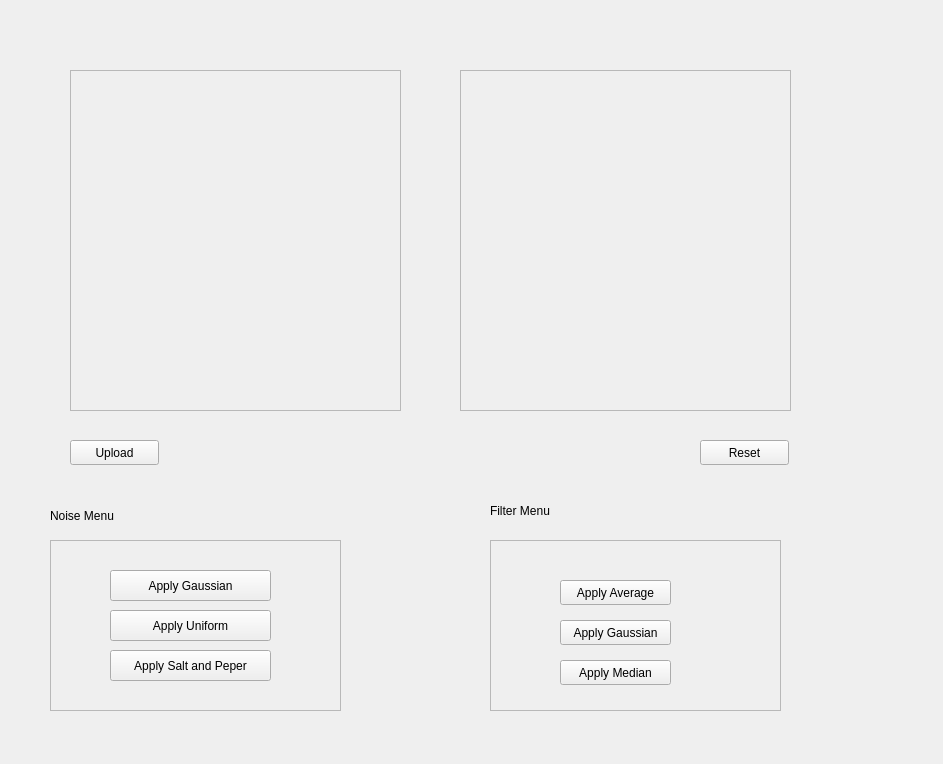
Old version of the form Task1/UI/filterswidget.ui in the repository SBME2025-ComputerVision/Task1_CV_CPP.
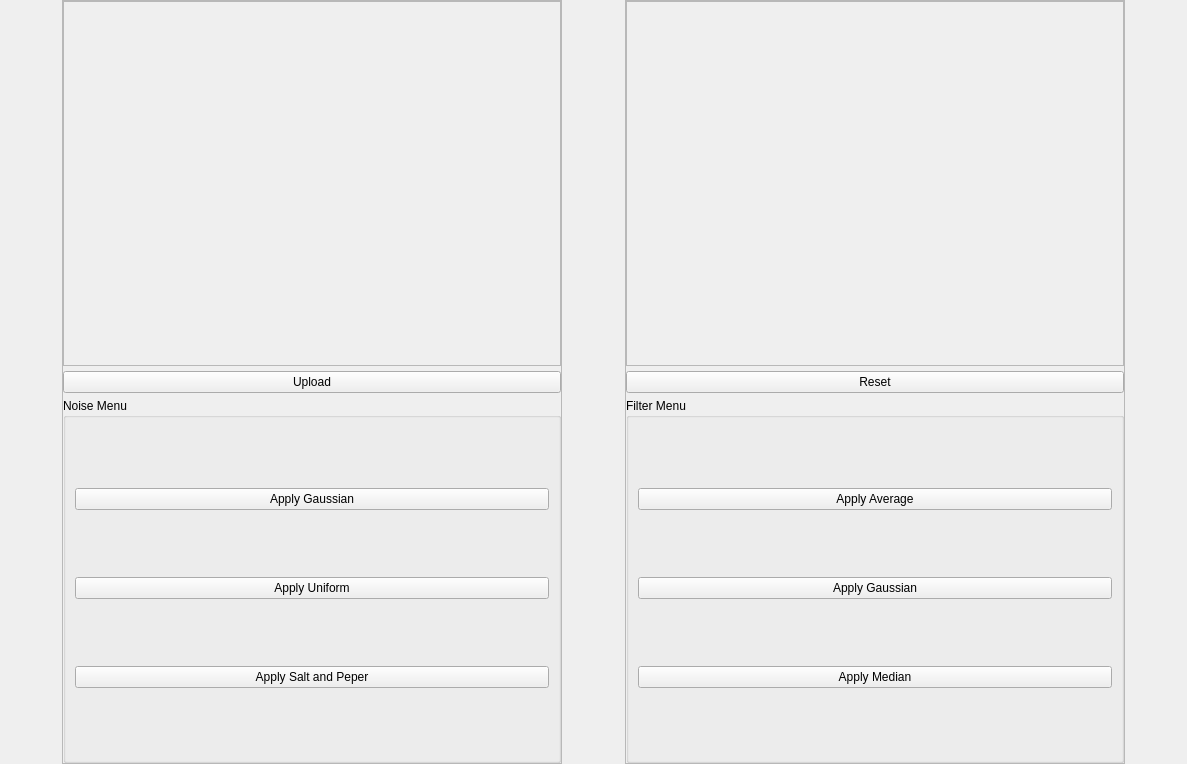
New version of the form.

Commit message: Working on grey image

What changed in the file:
```diff
--- a/Task1/UI/filterswidget.ui
+++ b/Task1/UI/filterswidget.ui
@@ -6,147 +6,151 @@
    <rect>
     <x>0</x>
     <y>0</y>
-    <width>943</width>
+    <width>1187</width>
     <height>764</height>
    </rect>
   </property>
   <property name="windowTitle">
    <string>Form</string>
   </property>
+  <layout class="QHBoxLayout" name="horizontalLayout">
+   <property name="spacing">
+    <number>0</number>
+   </property>
+   <property name="leftMargin">
+    <number>0</number>
+   </property>
+   <property name="topMargin">
+    <number>0</number>
+   </property>
+   <property name="rightMargin">
+    <number>0</number>
+   </property>
+   <property name="bottomMargin">
+    <number>0</number>
+   </property>
+   <item>
+    <spacer name="horizontalSpacer">
+     <property name="orientation">
+      <enum>Qt::Horizontal</enum>
+     </property>
+     <property name="sizeHint" stdset="0">
+      <size>
+       <width>40</width>
+       <height>20</height>
+      </size>
+     </property>
+    </spacer>
+   </item>
+   <item>
+    <widget class="QFrame" name="frame_3">
+     <property name="minimumSize">
+      <size>
+       <width>500</width>
+       <height>0</height>
+      </size>
+     </property>
+     <property name="frameShape">
+      <enum>QFrame::StyledPanel</enum>
+     </property>
+     <property name="frameShadow">
+      <enum>QFrame::Raised</enum>
+     </property>
+     <layout class="QVBoxLayout" name="verticalLayout_6">
+      <property name="spacing">
+       <number>5</number>
+      </property>
+      <property name="leftMargin">
+       <number>0</number>
+      </property>
+      <property name="topMargin">
+       <number>0</number>
+      </property>
+      <property name="rightMargin">
+       <number>0</number>
+      </property>
+      <property name="bottomMargin">
+       <number>0</number>
+      </property>
+      <item>
   <widget class="QFrame" name="frame">
-   <property name="geometry">
-    <rect>
-     <x>70</x>
-     <y>70</y>
-     <width>331</width>
-     <height>341</height>
-    </rect>
-   </property>
    <property name="frameShape">
     <enum>QFrame::StyledPanel</enum>
    </property>
    <property name="frameShadow">
     <enum>QFrame::Raised</enum>
    </property>
+        <layout class="QVBoxLayout" name="verticalLayout">
+         <item>
    <widget class="QLabel" name="imageOriginal">
-    <property name="geometry">
-     <rect>
-      <x>10</x>
-      <y>10</y>
-      <width>301</width>
-      <height>321</height>
-     </rect>
-    </property>
     <property name="text">
      <string/>
     </property>
    </widget>
-  </widget>
-  <widget class="QFrame" name="frame_2">
-   <property name="geometry">
-    <rect>
-     <x>460</x>
-     <y>70</y>
-     <width>331</width>
-     <height>341</height>
-    </rect>
-   </property>
-   <property name="frameShape">
-    <enum>QFrame::StyledPanel</enum>
-   </property>
-   <property name="frameShadow">
-    <enum>QFrame::Raised</enum>
-   </property>
-   <widget class="QLabel" name="imageFiltered">
-    <property name="geometry">
-     <rect>
-      <x>20</x>
-      <y>20</y>
-      <width>301</width>
-      <height>311</height>
-     </rect>
-    </property>
-    <property name="text">
-     <string/>
-    </property>
-   </widget>
-  </widget>
+         </item>
+        </layout>
+       </widget>
+      </item>
+      <item>
   <widget class="QPushButton" name="uploadImgBtn">
-   <property name="geometry">
-    <rect>
-     <x>70</x>
-     <y>440</y>
-     <width>89</width>
-     <height>25</height>
-    </rect>
-   </property>
    <property name="text">
     <string>Upload</string>
    </property>
   </widget>
-  <widget class="QFrame" name="frame_3">
-   <property name="geometry">
-    <rect>
-     <x>50</x>
-     <y>540</y>
-     <width>291</width>
-     <height>171</height>
-    </rect>
-   </property>
-   <property name="frameShape">
-    <enum>QFrame::StyledPanel</enum>
-   </property>
-   <property name="frameShadow">
-    <enum>QFrame::Raised</enum>
-   </property>
+      </item>
+      <item>
+       <widget class="QGroupBox" name="noiseMenu">
+        <property name="title">
+         <string>Noise Menu</string>
+        </property>
+        <layout class="QVBoxLayout" name="verticalLayout_5">
+         <item>
    <widget class="QPushButton" name="apply_gaussian_noise">
-    <property name="geometry">
-     <rect>
-      <x>60</x>
-      <y>30</y>
-      <width>161</width>
-      <height>31</height>
-     </rect>
-    </property>
     <property name="text">
      <string>Apply Gaussian</string>
     </property>
    </widget>
+         </item>
+         <item>
    <widget class="QPushButton" name="apply_uniform_noise">
-    <property name="geometry">
-     <rect>
-      <x>60</x>
-      <y>70</y>
-      <width>161</width>
-      <height>31</height>
-     </rect>
-    </property>
     <property name="text">
      <string>Apply Uniform</string>
     </property>
    </widget>
+         </item>
+         <item>
    <widget class="QPushButton" name="apply_saltpeper_noise">
-    <property name="geometry">
-     <rect>
-      <x>60</x>
-      <y>110</y>
-      <width>161</width>
-      <height>31</height>
-     </rect>
-    </property>
     <property name="text">
      <string>Apply Salt and Peper</string>
     </property>
    </widget>
-  </widget>
+         </item>
+        </layout>
+       </widget>
+      </item>
+     </layout>
+    </widget>
+   </item>
+   <item>
+    <spacer name="horizontalSpacer_3">
+     <property name="orientation">
+      <enum>Qt::Horizontal</enum>
+     </property>
+     <property name="sizeHint" stdset="0">
+      <size>
+       <width>40</width>
+       <height>20</height>
+      </size>
+     </property>
+    </spacer>
+   </item>
+   <item>
   <widget class="QFrame" name="frame_4">
-   <property name="geometry">
-    <rect>
-     <x>490</x>
-     <y>540</y>
-     <width>291</width>
-     <height>171</height>
-    </rect>
+     <property name="minimumSize">
+      <size>
+       <width>500</width>
+       <height>0</height>
+      </size>
    </property>
    <property name="frameShape">
     <enum>QFrame::StyledPanel</enum>
@@ -154,85 +158,95 @@
    <property name="frameShadow">
     <enum>QFrame::Raised</enum>
    </property>
+     <layout class="QVBoxLayout" name="verticalLayout_4">
+      <property name="spacing">
+       <number>5</number>
+      </property>
+      <property name="leftMargin">
+       <number>0</number>
+      </property>
+      <property name="topMargin">
+       <number>0</number>
+      </property>
+      <property name="rightMargin">
+       <number>0</number>
+      </property>
+      <property name="bottomMargin">
+       <number>0</number>
+      </property>
+      <item>
+       <widget class="QFrame" name="frame_2">
+        <property name="frameShape">
+         <enum>QFrame::StyledPanel</enum>
+        </property>
+        <property name="frameShadow">
+         <enum>QFrame::Raised</enum>
+        </property>
+        <layout class="QVBoxLayout" name="verticalLayout_2">
+         <item>
+          <widget class="QLabel" name="imageFiltered">
+           <property name="text">
+            <string/>
+           </property>
+          </widget>
+         </item>
+        </layout>
+       </widget>
+      </item>
+      <item>
+       <widget class="QPushButton" name="resetFilterBtn">
+        <property name="text">
+         <string>Reset</string>
+        </property>
+       </widget>
+      </item>
+      <item>
+       <widget class="QGroupBox" name="filterMenu">
+        <property name="title">
+         <string>Filter Menu</string>
+        </property>
+        <layout class="QVBoxLayout" name="verticalLayout_3">
+         <item>
    <widget class="QPushButton" name="apply_avg_filter">
-    <property name="geometry">
-     <rect>
-      <x>70</x>
-      <y>40</y>
-      <width>111</width>
-      <height>25</height>
-     </rect>
-    </property>
     <property name="text">
      <string>Apply Average</string>
     </property>
    </widget>
+         </item>
+         <item>
    <widget class="QPushButton" name="apply_gaussian_filter">
-    <property name="geometry">
-     <rect>
-      <x>70</x>
-      <y>80</y>
-      <width>111</width>
-      <height>25</height>
-     </rect>
-    </property>
     <property name="text">
      <string>Apply Gaussian</string>
     </property>
    </widget>
+         </item>
+         <item>
    <widget class="QPushButton" name="apply_median_filter">
-    <property name="geometry">
-     <rect>
-      <x>70</x>
-      <y>120</y>
-      <width>111</width>
-      <height>25</height>
-     </rect>
-    </property>
     <property name="text">
      <string>Apply Median</string>
     </property>
    </widget>
-  </widget>
-  <widget class="QLabel" name="label">
-   <property name="geometry">
-    <rect>
-     <x>50</x>
-     <y>500</y>
-     <width>131</width>
-     <height>31</height>
-    </rect>
-   </property>
-   <property name="text">
-    <string>Noise Menu</string>
-   </property>
-  </widget>
-  <widget class="QLabel" name="label_2">
-   <property name="geometry">
-    <rect>
-     <x>490</x>
-     <y>500</y>
-     <width>111</width>
-     <height>21</height>
-    </rect>
-   </property>
-   <property name="text">
-    <string>Filter Menu</string>
-   </property>
-  </widget>
-  <widget class="QPushButton" name="resetFilterBtn">
-   <property name="geometry">
-    <rect>
-     <x>700</x>
-     <y>440</y>
-     <width>89</width>
-     <height>25</height>
-    </rect>
-   </property>
-   <property name="text">
-    <string>Reset</string>
-   </property>
-  </widget>
+         </item>
+        </layout>
+       </widget>
+      </item>
+     </layout>
+    </widget>
+   </item>
+   <item>
+    <spacer name="horizontalSpacer_2">
+     <property name="orientation">
+      <enum>Qt::Horizontal</enum>
+     </property>
+     <property name="sizeHint" stdset="0">
+      <size>
+       <width>40</width>
+       <height>20</height>
+      </size>
+     </property>
+    </spacer>
+   </item>
+  </layout>
  </widget>
  <resources/>
  <connections/>
```
Lines whose indentation alone changed are shown as unchanged. The commit also changes 6 other files.
